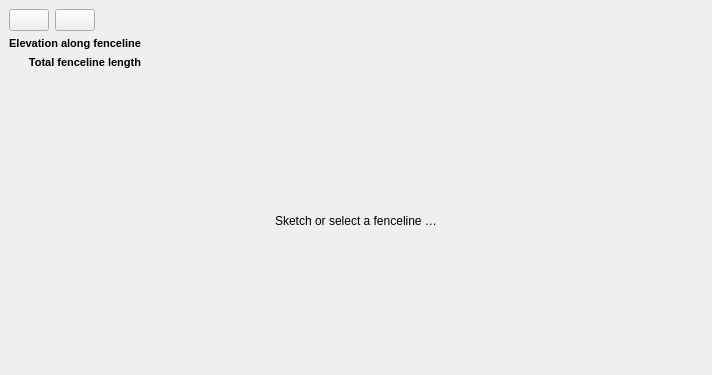
Trailmarker/paddock-power, file mlapp/src/tools/infrastructure_profile/infrastructure_profile_dock_widget_base.ui: the form before one commit.
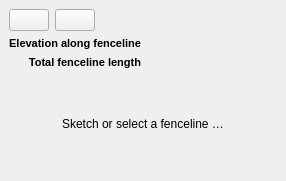
The form after the commit. Icons and pictures are not drawn.

Commit message: fix issues with sizing and resizing Infrastructure Profile canvas (PP-9)

Diff of the .ui file:
```diff
--- a/mlapp/src/tools/infrastructure_profile/infrastructure_profile_dock_widget_base.ui
+++ b/mlapp/src/tools/infrastructure_profile/infrastructure_profile_dock_widget_base.ui
@@ -6,8 +6,8 @@
    <rect>
     <x>0</x>
     <y>0</y>
-    <width>712</width>
-    <height>375</height>
+    <width>286</width>
+    <height>181</height>
    </rect>
   </property>
   <property name="sizePolicy">
@@ -16,6 +16,9 @@
     <verstretch>0</verstretch>
    </sizepolicy>
   </property>
+  <property name="layoutDirection">
+   <enum>Qt::LeftToRight</enum>
+  </property>
   <property name="windowTitle">
    <string>MLA Paddock Power | Plan Fences and Pipelines</string>
   </property>
@@ -26,6 +29,9 @@
      <verstretch>0</verstretch>
     </sizepolicy>
    </property>
+   <property name="layoutDirection">
+    <enum>Qt::LeftToRight</enum>
+   </property>
    <property name="styleSheet">
     <string notr="true"/>
    </property>
```
The commit also changes 2 other files.
